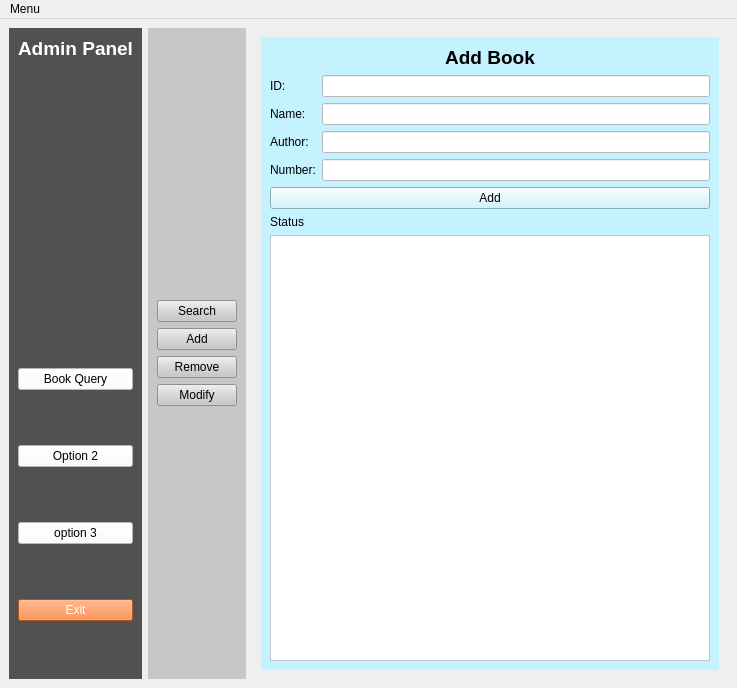
This is ui/admin.ui in mursalatul/library-management-system as Qt 5 draws it before an edit. The edited form follows.
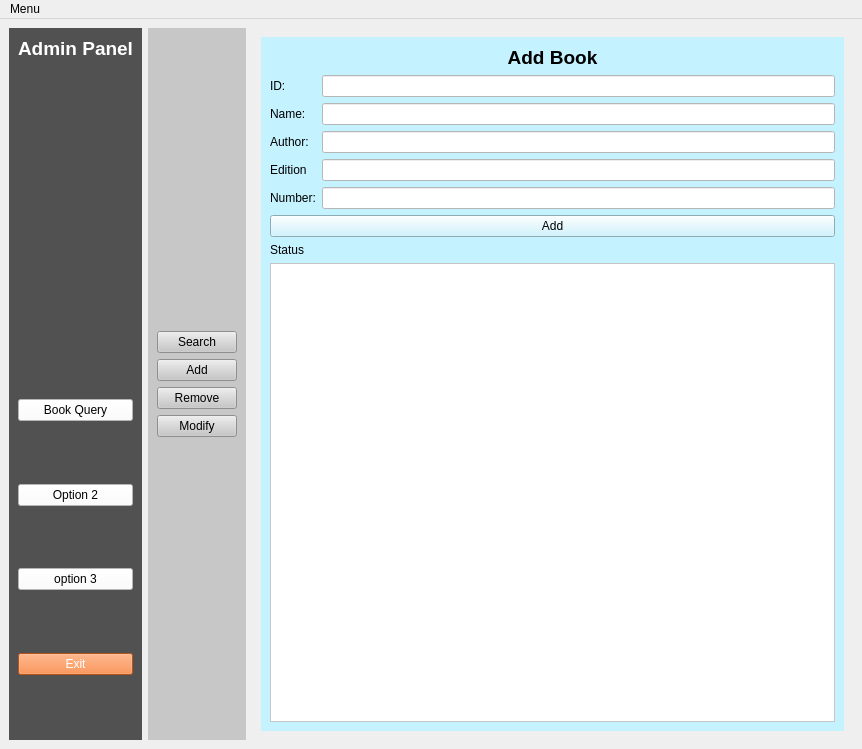
This is the edited form. The open tabs and pages were chosen to show the change. Icons and pictures are not drawn.

Commit message: added functionalities for add book page.

```diff
--- a/ui/admin.ui
+++ b/ui/admin.ui
@@ -6,8 +6,8 @@
    <rect>
     <x>0</x>
     <y>0</y>
-    <width>737</width>
-    <height>688</height>
+    <width>862</width>
+    <height>749</height>
    </rect>
   </property>
   <property name="windowTitle">
@@ -471,20 +471,34 @@
                </property>
               </widget>
              </item>
-             <item row="3" column="0">
+             <item row="4" column="0">
               <widget class="QLabel" name="label_8">
                <property name="text">
                 <string>Number:</string>
                </property>
               </widget>
              </item>
-             <item row="3" column="1">
+             <item row="4" column="1">
               <widget class="QLineEdit" name="lineEdit_add_book_number">
                <property name="styleSheet">
                 <string notr="true">background-color: rgb(255, 255, 255);</string>
                </property>
               </widget>
              </item>
+             <item row="3" column="0">
+              <widget class="QLabel" name="label_22">
+               <property name="text">
+                <string>Edition</string>
+               </property>
+              </widget>
+             </item>
+             <item row="3" column="1">
+              <widget class="QLineEdit" name="lineEdit_add_book_edition">
+               <property name="styleSheet">
+                <string notr="true">background: white;</string>
+               </property>
+              </widget>
+             </item>
             </layout>
            </item>
            <item row="2" column="0">
@@ -756,7 +770,7 @@
     <rect>
      <x>0</x>
      <y>0</y>
-     <width>737</width>
+     <width>862</width>
      <height>22</height>
     </rect>
    </property>
```
Left out of the diff: 16 changed lines with no effect on the pictures. The commit also changes 1 other file.
